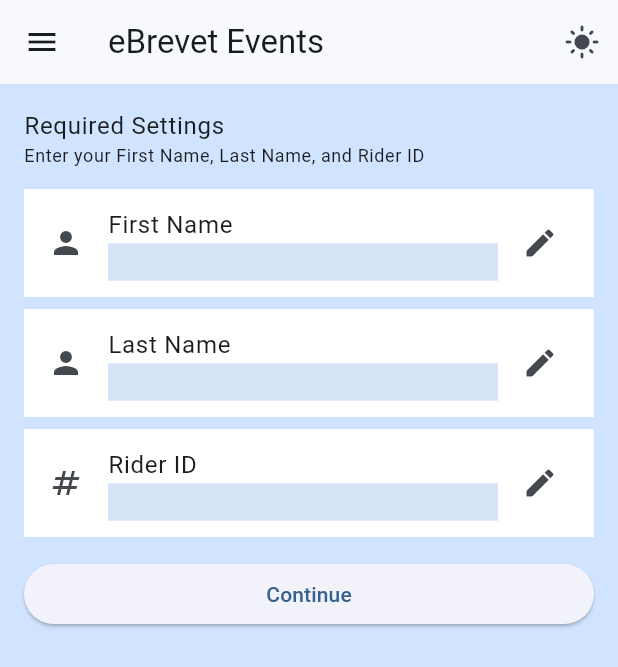
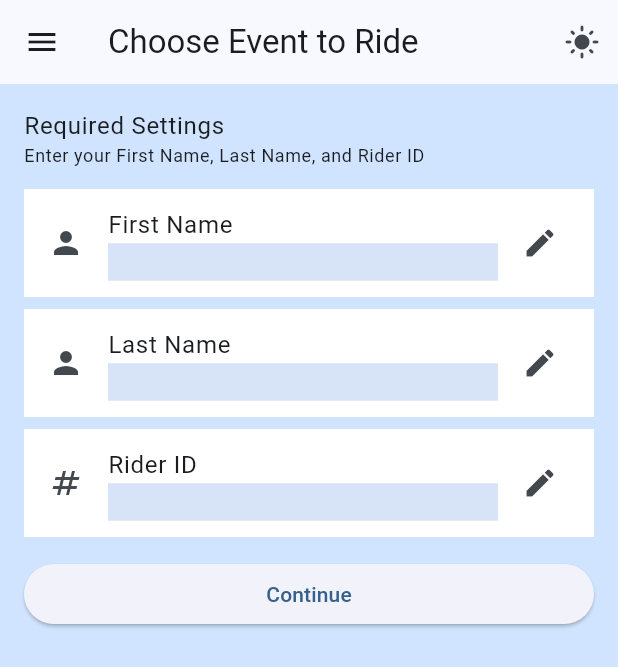
Before and after one commit to ctnadovich/ebrevet, a Flutter app: the screen it shows after launch, on a phone screen of 412 x 824 dp. Shown: the top 667 px of the screen. Run offline on Flutter 3.47's test engine with Material 3 defaults, Android fonts, the phone set to English and light mode, and no system bars; drawn by our look-alikes of upgrader; our stand-ins replace geolocator, package_info_plus, share_plus, shared_preferences; missing offline and left inert: flutter_launcher_icons.

Commit message:
Better title

```diff
--- a/lib/event_list_page.dart
+++ b/lib/event_list_page.dart
@@ -66,7 +66,7 @@ class _EventListPageState extends State<EventListPage> {
     return Scaffold(
       appBar: AppBar(
         title: const Text(
-          'eBrevet Events',
+          'Choose Event to Ride',
         ),
         actions: [
           IconButton(
```
